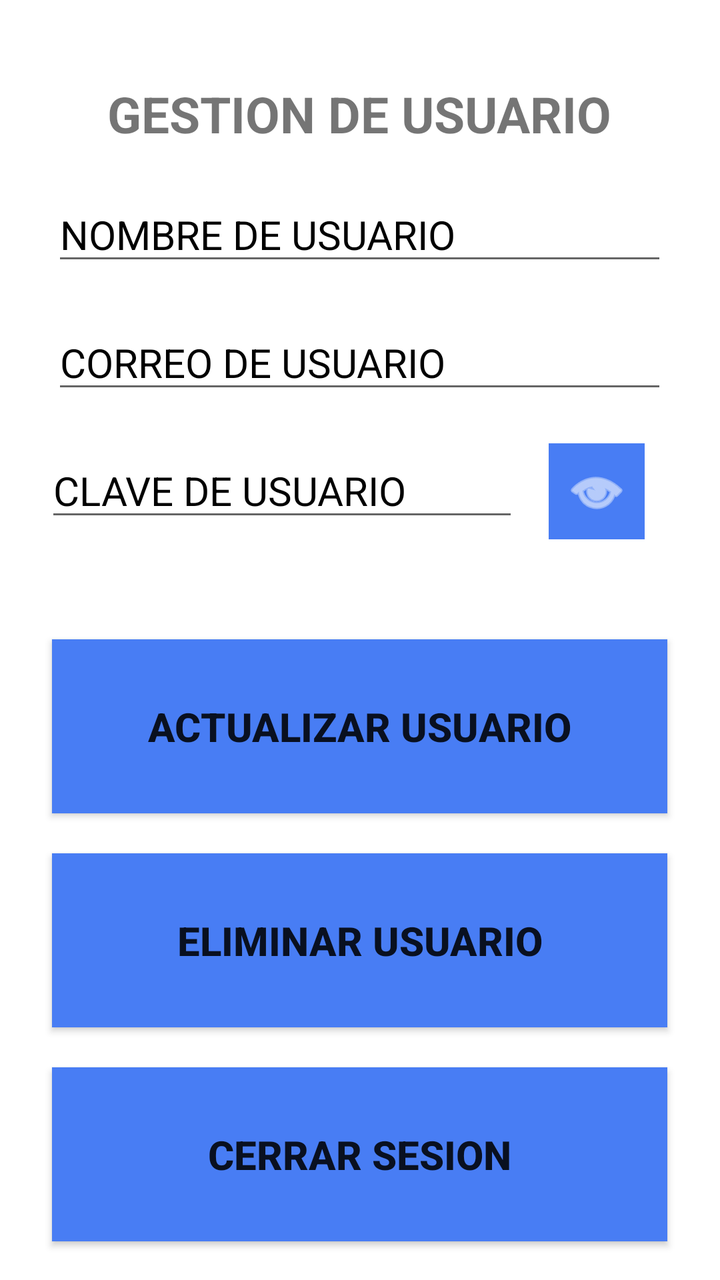
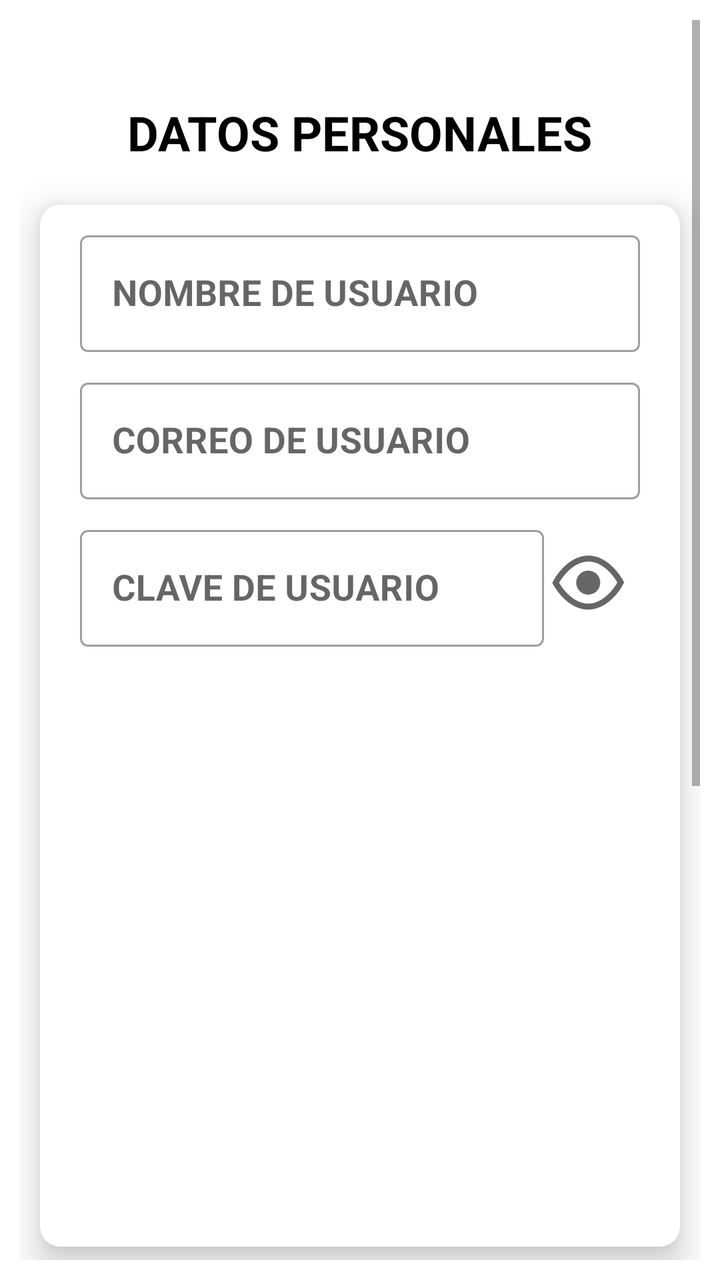

Compare the two renders of this Android layout. The source of the first and the diff that turns it into the second are given below.
<!-- AndroidManifest.xml: application theme Theme.Login -->
<!-- res/layout/fragment_user.xml -->
<?xml version="1.0" encoding="utf-8"?>
<LinearLayout xmlns:android="http://schemas.android.com/apk/res/android"
    xmlns:tools="http://schemas.android.com/tools"
    android:layout_width="match_parent"
    android:layout_height="match_parent"
    android:orientation="vertical"
    tools:context=".application.mvvm.view.UserFragment">

    <TextView
        style="@style/MyTitleActivity"
        android:layout_width="wrap_content"
        android:layout_height="wrap_content"
        android:text="@string/title_user" />

    <EditText
        android:id="@+id/inputName"
        style="@style/MyEditText"
        android:layout_width="wrap_content"
        android:layout_height="wrap_content"
        android:autofillHints="username"
        android:hint="@string/name_user"
        android:inputType="text" />

    <EditText
        android:id="@+id/inputEmail"
        style="@style/MyEditText"
        android:layout_width="wrap_content"
        android:layout_height="wrap_content"
        android:autofillHints="emailAddress"
        android:hint="@string/email_user"
        android:inputType="textEmailAddress" />

    <LinearLayout
        android:layout_width="wrap_content"
        android:layout_height="wrap_content"
        android:layout_gravity="center"
        android:layout_marginTop="@dimen/short2_dp"
        android:layout_marginBottom="@dimen/short2_dp"
        android:orientation="horizontal">

        <EditText
            android:id="@+id/inputPassword"
            android:layout_width="wrap_content"
            android:layout_height="wrap_content"
            android:layout_gravity="start"
            android:autofillHints="password"
            android:ems="10"
            android:hint="@string/password_user"
            android:inputType="textPassword"
            android:maxLength="28"
            android:textAlignment="textStart"
            android:textColorHint="?attr/colorOnSecondary"
            android:textSize="20sp"
            android:textStyle="normal" />

        <ImageButton
            android:id="@+id/btnSeePassword"
            style="@style/MyImageButton"
            android:layout_width="@dimen/short3_dp"
            android:layout_height="@dimen/short3_dp"
            android:layout_gravity="end"
            android:contentDescription="@string/see_password"
            android:src="@android:drawable/ic_menu_view" />
    </LinearLayout>

    <Button
        android:id="@+id/btnUpdate"
        style="@style/MyButton"
        android:layout_width="wrap_content"
        android:layout_height="wrap_content"
        android:text="@string/update" />

    <Button
        android:id="@+id/btnDelete"
        style="@style/MyButton"
        android:layout_width="wrap_content"
        android:layout_height="wrap_content"
        android:text="@string/delete" />

    <Button
        android:id="@+id/btnLogout"
        style="@style/MyButton"
        android:layout_width="wrap_content"
        android:layout_height="wrap_content"
        android:text="@string/logout" />

</LinearLayout>
<!-- resources referenced by this layout -->
<resources>
  <dimen name="short2_dp">10dp</dimen>
  <dimen name="short3_dp">48dp</dimen>
  <string name="logout">CERRAR SESION</string>
  <string name="title_user">GESTION DE USUARIO</string>
  <style name="MyButton" parent="Widget.AppCompat.Button">
          <item name="android:textSize">20sp</item>
          <item name="android:textAlignment">center</item>
          <item name="android:textStyle">bold</item>
          <item name="android:layout_gravity">center</item>
          <item name="android:layout_marginTop">10dp</item>
          <item name="android:layout_marginBottom">10dp</item>
          <item name="android:ems">13</item>
          <item name="android:paddingTop">30dp</item>
          <item name="android:paddingBottom">30dp</item>
          <item name="android:background">?attr/colorPrimary</item>
      </style>
  <style name="MyEditText" parent="Widget.AppCompat.EditText">
          <item name="android:textSize">20sp</item>
          <item name="android:textAlignment">textStart</item>
          <item name="android:textStyle">normal</item>
          <item name="android:textColorHint">?attr/colorOnSecondary</item>
          <item name="android:layout_gravity">center</item>
          <item name="android:layout_marginTop">10dp</item>
          <item name="android:layout_marginBottom">10dp</item>
          <item name="android:ems">13</item>
          <item name="android:maxLength">28</item>
      </style>
  <style name="MyImageButton" parent="Widget.AppCompat.ImageButton">
          <item name="android:layout_weight">1</item>
          <item name="android:layout_margin">15dp</item>
          <item name="android:tint">?attr/colorOnPrimary</item>
          <item name="android:background">?attr/colorPrimary</item>
      </style>
  <style name="MyTitleActivity" parent="Widget.AppCompat.TextView">
          <item name="android:textSize">25sp</item>
          <item name="android:textAlignment">center</item>
          <item name="android:textStyle">bold</item>
          <item name="android:layout_gravity">center</item>
          <item name="android:layout_marginTop">40dp</item>
          <item name="android:layout_marginBottom">10dp</item>
      </style>
  <color name="colorPrimaryLight">#487DF4</color>
  <color name="colorSecondaryLight">#487DF4</color>
  <!-- unchanged entries left out for length: 10 -->
</resources>

<!-- the commit's change to res/layout/fragment_user.xml (unified diff, before → after) -->
@@ -1,87 +1,201 @@
 <?xml version="1.0" encoding="utf-8"?>
-<LinearLayout xmlns:android="http://schemas.android.com/apk/res/android"
+<ScrollView
+    xmlns:android="http://schemas.android.com/apk/res/android"
+    xmlns:app="http://schemas.android.com/apk/res-auto"
     xmlns:tools="http://schemas.android.com/tools"
     android:layout_width="match_parent"
     android:layout_height="match_parent"
-    android:orientation="vertical"
+    android:padding="@dimen/short1_dp"
     tools:context=".application.mvvm.view.UserFragment">
 
-    <TextView
-        style="@style/MyTitleActivity"
-        android:layout_width="wrap_content"
+    <LinearLayout
+        android:layout_width="match_parent"
         android:layout_height="wrap_content"
-        android:text="@string/title_user" />
-
-    <EditText
-        android:id="@+id/inputName"
-        style="@style/MyEditText"
-        android:layout_width="wrap_content"
-        android:layout_height="wrap_content"
-        android:autofillHints="username"
-        android:hint="@string/name_user"
-        android:inputType="text" />
-
-    <EditText
-        android:id="@+id/inputEmail"
-        style="@style/MyEditText"
-        android:layout_width="wrap_content"
-        android:layout_height="wrap_content"
-        android:autofillHints="emailAddress"
-        android:hint="@string/email_user"
-        android:inputType="textEmailAddress" />
-
-    <LinearLayout
-        android:layout_width="wrap_content"
-        android:layout_height="wrap_content"
-        android:layout_gravity="center"
-        android:layout_marginTop="@dimen/short2_dp"
-        android:layout_marginBottom="@dimen/short2_dp"
-        android:orientation="horizontal">
-
-        <EditText
-            android:id="@+id/inputPassword"
+        android:orientation="vertical">
+
+        
+        <TextView
+            style="@style/MyTitleActivity"
             android:layout_width="wrap_content"
             android:layout_height="wrap_content"
-            android:layout_gravity="start"
-            android:autofillHints="password"
-            android:ems="10"
-            android:hint="@string/password_user"
-            android:inputType="textPassword"
-            android:maxLength="28"
-            android:textAlignment="textStart"
-            android:textColorHint="?attr/colorOnSecondary"
-            android:textSize="20sp"
-            android:textStyle="normal" />
-
-        <ImageButton
-            android:id="@+id/btnSeePassword"
-            style="@style/MyImageButton"
-            android:layout_width="@dimen/short3_dp"
-            android:layout_height="@dimen/short3_dp"
-            android:layout_gravity="end"
-            android:contentDescription="@string/see_password"
-            android:src="@android:drawable/ic_menu_view" />
+            android:text="@string/title1_user" />
+
+        
+        <com.google.android.material.card.MaterialCardView
+            android:layout_width="match_parent"
+            android:layout_height="wrap_content"
+            app:cardCornerRadius="@dimen/short1_dp"
+            app:cardElevation="@dimen/short1_dp"
+            app:cardBackgroundColor="?attr/colorSurface"
+            android:layout_margin="@dimen/short1_dp">
+
+            <LinearLayout
+                android:layout_width="match_parent"
+                android:layout_height="wrap_content"
+                android:orientation="vertical"
+                android:padding="@dimen/short1_dp">
+
+                <com.google.android.material.textfield.TextInputLayout
+                    style="@style/Widget.MaterialComponents.TextInputLayout.OutlinedBox"
+                    android:layout_width="match_parent"
+                    android:layout_height="wrap_content"
+                    android:layout_gravity="center"
+                    android:layout_marginHorizontal="@dimen/short1_dp"
+                    android:layout_marginBottom="@dimen/short1_dp"
+                    app:hintEnabled="true">
+
+                    <com.google.android.material.textfield.TextInputEditText
+                        style="@style/MyEditText"
+                        android:id="@+id/inputName"
+                        android:layout_width="match_parent"
+                        android:layout_height="wrap_content"
+                        android:autofillHints="username"
+                        android:hint="@string/name_user"
+                        android:inputType="text" />
+                </com.google.android.material.textfield.TextInputLayout>
+
+                <com.google.android.material.textfield.TextInputLayout
+                    style="@style/Widget.MaterialComponents.TextInputLayout.OutlinedBox"
+                    android:layout_width="match_parent"
+                    android:layout_height="wrap_content"
+                    android:layout_gravity="center"
+                    android:layout_marginHorizontal="@dimen/short1_dp"
+                    android:layout_marginBottom="@dimen/short1_dp"
+                    app:hintEnabled="true">
+
+                    <com.google.android.material.textfield.TextInputEditText
+                        style="@style/MyEditText"
+                        android:id="@+id/inputEmail"
+                        android:layout_width="match_parent"
+                        android:layout_height="wrap_content"
+                        android:autofillHints="username"
+                        android:hint="@string/email_user"
+                        android:inputType="textEmailAddress" />
+                </com.google.android.material.textfield.TextInputLayout>
+
+                <LinearLayout
+                    android:layout_width="match_parent"
+                    android:layout_height="wrap_content"
+                    android:layout_gravity="center"
+                    android:layout_marginHorizontal="@dimen/short1_dp"
+                    android:layout_marginBottom="@dimen/short1_dp"
+                    android:orientation="horizontal">
+
+                    <com.google.android.material.textfield.TextInputLayout
+                        style="@style/Widget.MaterialComponents.TextInputLayout.OutlinedBox"
+                        android:layout_width="0dp"
+                        android:layout_height="wrap_content"
+                        android:layout_weight="1">
+
+                        <com.google.android.material.textfield.TextInputEditText
+                            style="@style/MyEditText"
+                            android:id="@+id/inputPassword"
+                            android:layout_width="match_parent"
+                            android:layout_height="wrap_content"
+                            android:autofillHints="password"
+                            android:hint="@string/password_user"
+                            android:inputType="textPassword" />
+                    </com.google.android.material.textfield.TextInputLayout>
+
+                    <ImageButton
+                        style="@style/MyImageButton"
+                        android:id="@+id/btnSeePassword"
+                        android:layout_width="@dimen/short2_dp"
+                        android:layout_height="@dimen/short2_dp"
+                        android:contentDescription="@string/see_password"
+                        android:src="@drawable/show_password" />
+                </LinearLayout>
+
+                
+                <Button
+                    style="@style/MyButton"
+                    android:id="@+id/btnSendCode"
+                    android:layout_width="match_parent"
+                    android:layout_height="@dimen/short3_dp"
+                    android:layout_marginHorizontal="@dimen/short1_dp"
+                    android:text="@string/code"/>
+
+                
+                <Button
+                    style="@style/MyButton"
+                    android:id="@+id/btnUpdate"
+                    android:layout_width="match_parent"
+                    android:layout_height="@dimen/short3_dp"
+                    android:layout_marginHorizontal="@dimen/short1_dp"
+                    android:text="@string/update" />
+
+                
+                <Button
+                    style="@style/MyButton"
+                    android:id="@+id/btnDelete"
+                    android:layout_width="match_parent"
+                    android:layout_height="@dimen/short3_dp"
+                    android:layout_marginHorizontal="@dimen/short1_dp"
+                    android:text="@string/delete" />
+
+                
+                <Button
+                    style="@style/MyButton"
+                    android:id="@+id/btnLogout"
+                    android:layout_width="match_parent"
+                    android:layout_height="@dimen/short3_dp"
+                    android:layout_marginHorizontal="@dimen/short1_dp"
+                    android:text="@string/logout" />
+            </LinearLayout>
+        </com.google.android.material.card.MaterialCardView>
+
+        
+        <TextView
+            style="@style/MyTitleActivity"
+            android:layout_width="wrap_content"
+            android:layout_height="wrap_content"
+            android:text="@string/title2_user" />
+
+        
+        <com.google.android.material.card.MaterialCardView
+            android:layout_width="match_parent"
+            android:layout_height="wrap_content"
+            app:cardCornerRadius="@dimen/short1_dp"
+            app:cardElevation="@dimen/short1_dp"
+            app:cardBackgroundColor="?attr/colorSurface"
+            android:layout_marginTop="@dimen/short1_dp"
+            android:layout_marginStart="@dimen/short1_dp"
+            android:layout_marginEnd="@dimen/short1_dp"
+            android:layout_marginBottom="@dimen/short2_dp">
+
+            <LinearLayout
+                android:orientation="vertical"
+                android:padding="@dimen/short1_dp"
+                android:layout_width="match_parent"
+                android:layout_height="wrap_content">
+
+                <com.google.android.material.switchmaterial.SwitchMaterial
+                    android:id="@+id/switchPaymentNotifications"
+                    android:layout_width="match_parent"
+                    android:layout_height="wrap_content"
+                    android:text="@string/payments_notifications_user"/>
+
+                <com.google.android.material.switchmaterial.SwitchMaterial
+                    android:id="@+id/switchMeetingNotifications"
+                    android:layout_width="match_parent"
+                    android:layout_height="wrap_content"
+                    android:text="@string/meetings_notifications_user"/>
+
+                <com.google.android.material.switchmaterial.SwitchMaterial
+                    android:id="@+id/switchGeneralNotifications"
+                    android:layout_width="match_parent"
+                    android:layout_height="wrap_content"
+                    android:text="@string/general_notifications_user"/>
+
+                
+                <Button
+                    style="@style/MyButton"
+                    android:id="@+id/btnSaveNotifications"
+                    android:layout_width="match_parent"
+                    android:layout_height="@dimen/short3_dp"
+                    android:layout_marginHorizontal="@dimen/short1_dp"
+                    android:text="@string/configuration_save_user"/>
+            </LinearLayout>
+        </com.google.android.material.card.MaterialCardView>
     </LinearLayout>
-
-    <Button
-        android:id="@+id/btnUpdate"
-        style="@style/MyButton"
-        android:layout_width="wrap_content"
-        android:layout_height="wrap_content"
-        android:text="@string/update" />
-
-    <Button
-        android:id="@+id/btnDelete"
-        style="@style/MyButton"
-        android:layout_width="wrap_content"
-        android:layout_height="wrap_content"
-        android:text="@string/delete" />
-
-    <Button
-        android:id="@+id/btnLogout"
-        style="@style/MyButton"
-        android:layout_width="wrap_content"
-        android:layout_height="wrap_content"
-        android:text="@string/logout" />
-
-</LinearLayout>
+</ScrollView>
<!-- resource entries referenced after the edit -->
@@ -1,48 +1,63 @@
 <!-- resources referenced by this layout -->
 <resources>
-  <dimen name="short2_dp">10dp</dimen>
-  <dimen name="short3_dp">48dp</dimen>
+  <dimen name="short1_dp">10dp</dimen>
+  <dimen name="short2_dp">48dp</dimen>
+  <dimen name="short3_dp">70dp</dimen>
+  <!-- drawable show_password (drawable-mdpi) -->
+  <vector xmlns:android="http://schemas.android.com/apk/res/android"
+      android:width="48dp"
+      android:height="48dp"
+      android:viewportWidth="64"
+      android:viewportHeight="64">
+    <path
+        android:fillColor="?attr/colorControlNormal"
+        android:pathData="M32.513,13.926c10.574,0.15 19.249,9.657 23.594,17.837c0,0 -1.529,3.129 -2.963,5.132c-0.694,0.969 -1.424,1.913 -2.191,2.826c-0.547,0.65 -1.112,1.283 -1.698,1.898c-5.237,5.5 -12.758,9.603 -20.7,8.01c-8.823,-1.77 -16.02,-9.33 -20.346,-17.461c0,0 1.536,-3.132 2.978,-5.132c0.646,-0.897 1.324,-1.77 2.034,-2.617c0.544,-0.649 1.108,-1.282 1.691,-1.897c4.627,-4.876 10.564,-8.63 17.601,-8.596ZM32.476,17.926c-5.89,-0.022 -10.788,3.267 -14.663,7.35c-0.527,0.555 -1.035,1.127 -1.527,1.713c-0.647,0.772 -1.265,1.569 -1.854,2.386c-0.589,0.816 -1.193,1.846 -1.672,2.721c3.814,6.409 9.539,12.198 16.582,13.611c6.563,1.317 12.688,-2.301 17.016,-6.846c0.529,-0.555 1.04,-1.128 1.534,-1.715c0.7,-0.833 1.366,-1.694 1.999,-2.579c0.586,-0.819 1.189,-1.851 1.667,-2.727c-3.958,-6.625 -10.73,-13.784 -19.082,-13.914Z"/>
+    <path
+        android:fillColor="?attr/colorControlNormal"
+        android:pathData="M32.158,23.948c4.425,0 8.018,3.593 8.018,8.017c0,4.425 -3.593,8.017 -8.018,8.017c-4.424,0 -8.017,-3.592 -8.017,-8.017c0,-4.424 3.593,-8.017 8.017,-8.017ZM32.158,27.957c2.213,0 4.009,1.796 4.009,4.008c0,2.213 -1.796,4.009 -4.009,4.009c-2.212,0 -4.008,-1.796 -4.008,-4.009c0,-2.212 1.796,-4.008 4.008,-4.008Z"/>
+  </vector>
+  <string name="code">ENVIAR CÓDIGO</string>
+  <string name="configuration_save_user">GUARDAR CONFIGURACIÓN</string>
+  <string name="general_notifications_user">NOTIFICACIONES GENERALES</string>
   <string name="logout">CERRAR SESION</string>
-  <string name="title_user">GESTION DE USUARIO</string>
-  <style name="MyButton" parent="Widget.AppCompat.Button">
-          <item name="android:textSize">20sp</item>
+  <string name="meetings_notifications_user">NOTIFICACIONES DE REUNIONES</string>
+  <string name="payments_notifications_user">NOTIFICACIONES DE PAGOS</string>
+  <string name="title1_user">DATOS PERSONALES</string>
+  <string name="title2_user">CONFIGURACIÓN DE NOTIFICACIONES</string>
+  <style name="MyButton" parent="Widget.MaterialComponents.Button">
+          <item name="android:textSize">18sp</item>
           <item name="android:textAlignment">center</item>
           <item name="android:textStyle">bold</item>
           <item name="android:layout_gravity">center</item>
-          <item name="android:layout_marginTop">10dp</item>
-          <item name="android:layout_marginBottom">10dp</item>
-          <item name="android:ems">13</item>
-          <item name="android:paddingTop">30dp</item>
-          <item name="android:paddingBottom">30dp</item>
-          <item name="android:background">?attr/colorPrimary</item>
+          <item name="android:maxWidth">320dp</item>
+          <item name="iconTint">@null</item>
+          <item name="backgroundTint">?attr/colorPrimary</item>
+          <item name="iconGravity">textStart</item>
       </style>
-  <style name="MyEditText" parent="Widget.AppCompat.EditText">
-          <item name="android:textSize">20sp</item>
+  <style name="MyEditText" parent="Widget.MaterialComponents.TextInputEditText.OutlinedBox">
+          <item name="android:textSize">18sp</item>
           <item name="android:textAlignment">textStart</item>
-          <item name="android:textStyle">normal</item>
+          <item name="android:textStyle">bold</item>
           <item name="android:textColorHint">?attr/colorOnSecondary</item>
           <item name="android:layout_gravity">center</item>
-          <item name="android:layout_marginTop">10dp</item>
-          <item name="android:layout_marginBottom">10dp</item>
-          <item name="android:ems">13</item>
           <item name="android:maxLength">28</item>
       </style>
-  <style name="MyImageButton" parent="Widget.AppCompat.ImageButton">
-          <item name="android:layout_weight">1</item>
-          <item name="android:layout_margin">15dp</item>
-          <item name="android:tint">?attr/colorOnPrimary</item>
-          <item name="android:background">?attr/colorPrimary</item>
+  <style name="MyImageButton" parent="Widget.MaterialComponents.Button.OutlinedButton.Icon">
+          <item name="iconTint">?attr/colorOnPrimary</item>
+          <item name="backgroundTint">?attr/colorPrimary</item>
+          <item name="android:layout_gravity">center</item>
       </style>
-  <style name="MyTitleActivity" parent="Widget.AppCompat.TextView">
-          <item name="android:textSize">25sp</item>
+  <style name="MyTitleActivity" parent="TextAppearance.MaterialComponents.Headline5">
+          <item name="android:textSize">24sp</item>
           <item name="android:textAlignment">center</item>
           <item name="android:textStyle">bold</item>
           <item name="android:layout_gravity">center</item>
           <item name="android:layout_marginTop">40dp</item>
           <item name="android:layout_marginBottom">10dp</item>
+          <item name="android:textColor">?attr/colorOnSurface</item>
       </style>
-  <color name="colorPrimaryLight">#487DF4</color>
-  <color name="colorSecondaryLight">#487DF4</color>
+  <color name="colorPrimaryLight">#1A73E8</color>
+  <color name="colorSecondaryLight">#1A73E8</color>
   <!-- unchanged entries left out for length: 10 -->
 </resources>
 
